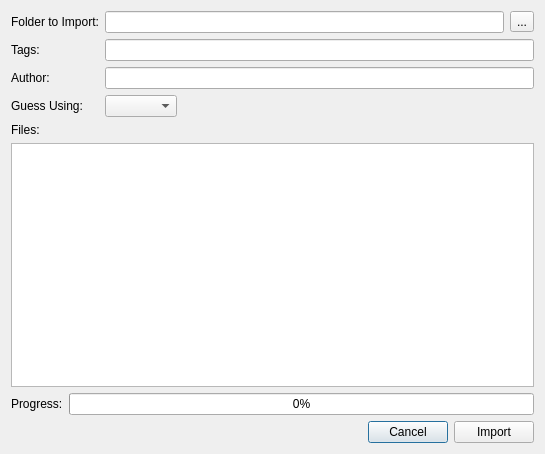
This is src/ui/importer.ui in chrmorais/aranduka as Qt 5 draws it before an edit. The edited form follows.
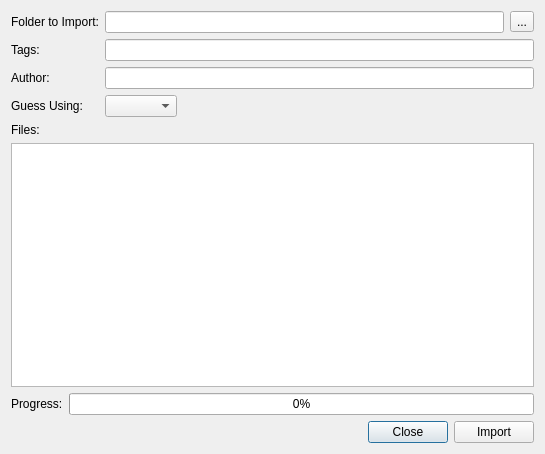
This is the edited form.

Commit message: Better label for a button (Issue 24)

```diff
--- a/src/ui/importer.ui
+++ b/src/ui/importer.ui
@@ -141,7 +141,7 @@
      <item>
       <widget class="QPushButton" name="pushButton_2">
        <property name="text">
-        <string>Cancel</string>
+        <string>Close</string>
        </property>
       </widget>
      </item>
```
